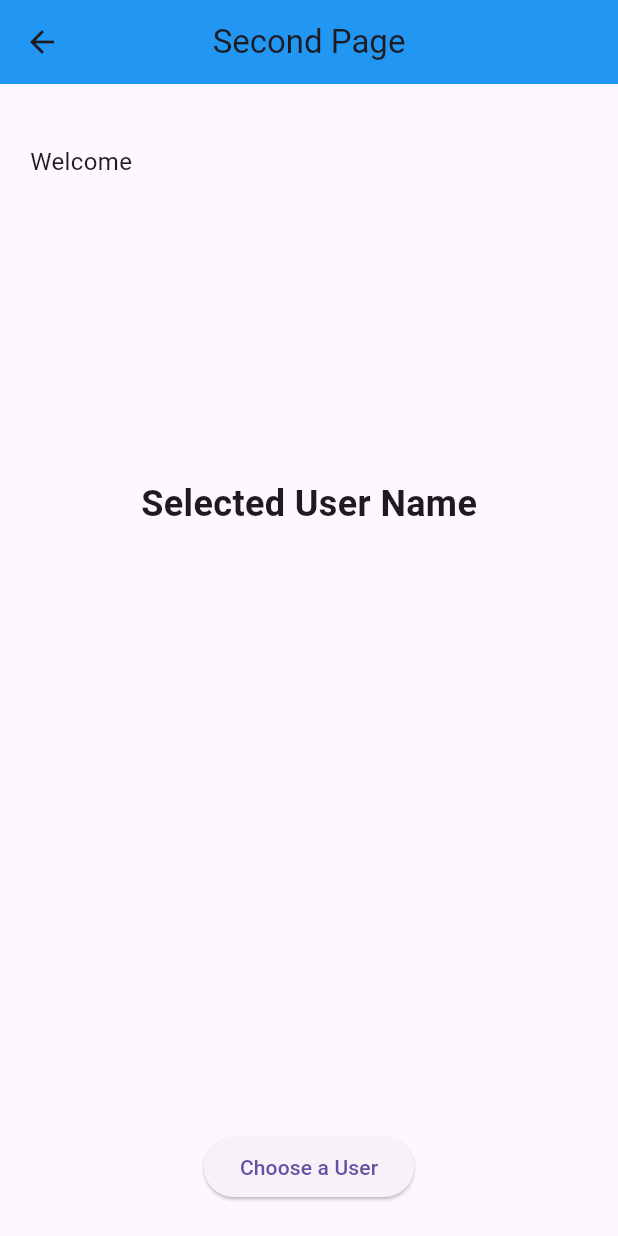
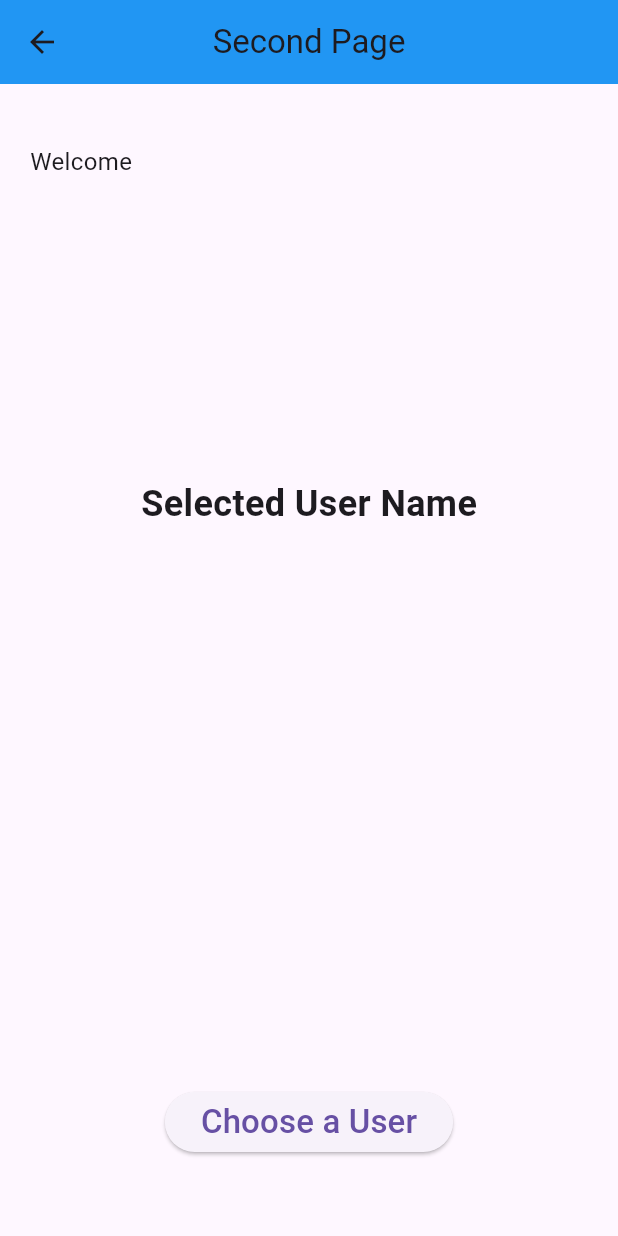
Before and after one commit to LEONSG1/suitmediates, a Flutter app: the screen it shows after launch, after a tap on "Next", on a phone screen of 412 x 824 dp. Run offline on Flutter 3.47's test engine with Material 3 defaults, Android fonts, the phone set to English and light mode, and no system bars; network calls fail.

Commit message:
First commit

```diff
--- a/lib/main.dart
+++ b/lib/main.dart
@@ -20,6 +20,7 @@ class MyApp extends StatelessWidget {
   @override
   Widget build(BuildContext context) {
     return MaterialApp(
+      debugShowCheckedModeBanner: false,
       title: 'Flutter Demo',
       theme: ThemeData(
         primarySwatch: Colors.blue,
--- a/lib/pages/second_page.dart
+++ b/lib/pages/second_page.dart
@@ -60,7 +60,7 @@ class _SecondPageState extends State<SecondPage> {
             child: Align(
               alignment: Alignment.bottomCenter,
               child: Padding(
-                padding: const EdgeInsets.all(22),
+                padding: const EdgeInsets.all(52),
                 child: ElevatedButton(
                   onPressed: () async {
                     final result = await Navigator.push(
@@ -75,7 +75,10 @@ class _SecondPageState extends State<SecondPage> {
                       });
                     }
                   },
-                  child: const Text('Choose a User'),
+                  child: const Text(
+                    'Choose a User',
+                    style: TextStyle(fontSize: 22),
+                  ),
                 ),
               ),
             ),
```
Also changed, not shown: assets/page1.png (added), assets/page2.png (added), assets/page3.png (added), 1 other file.
